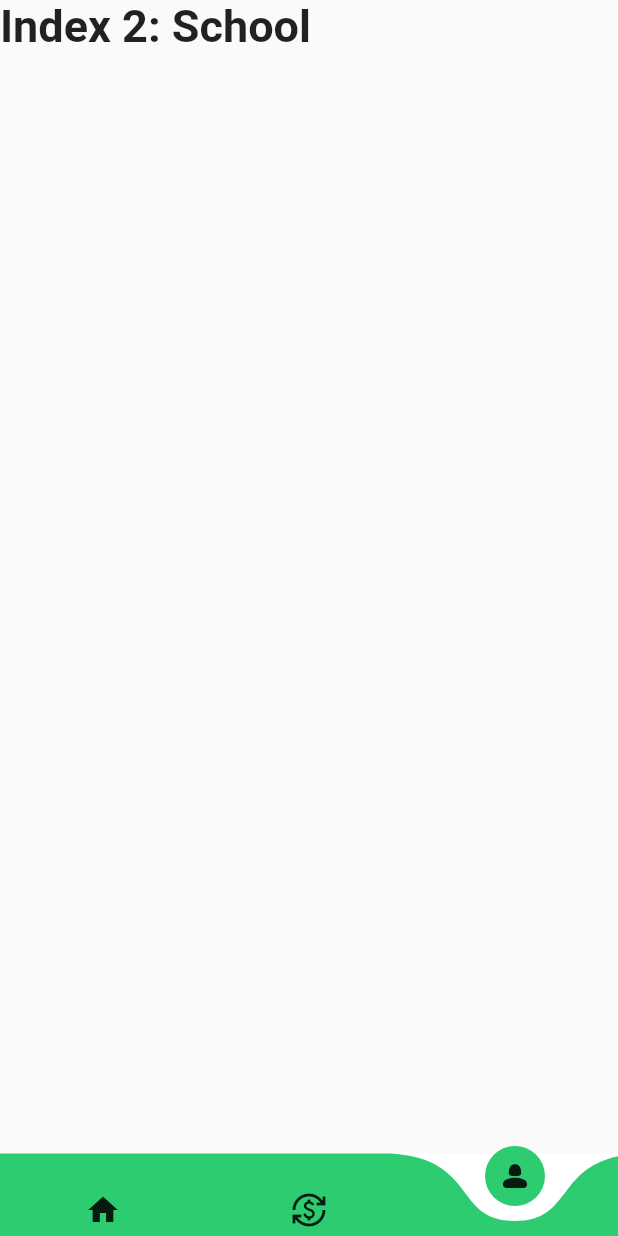
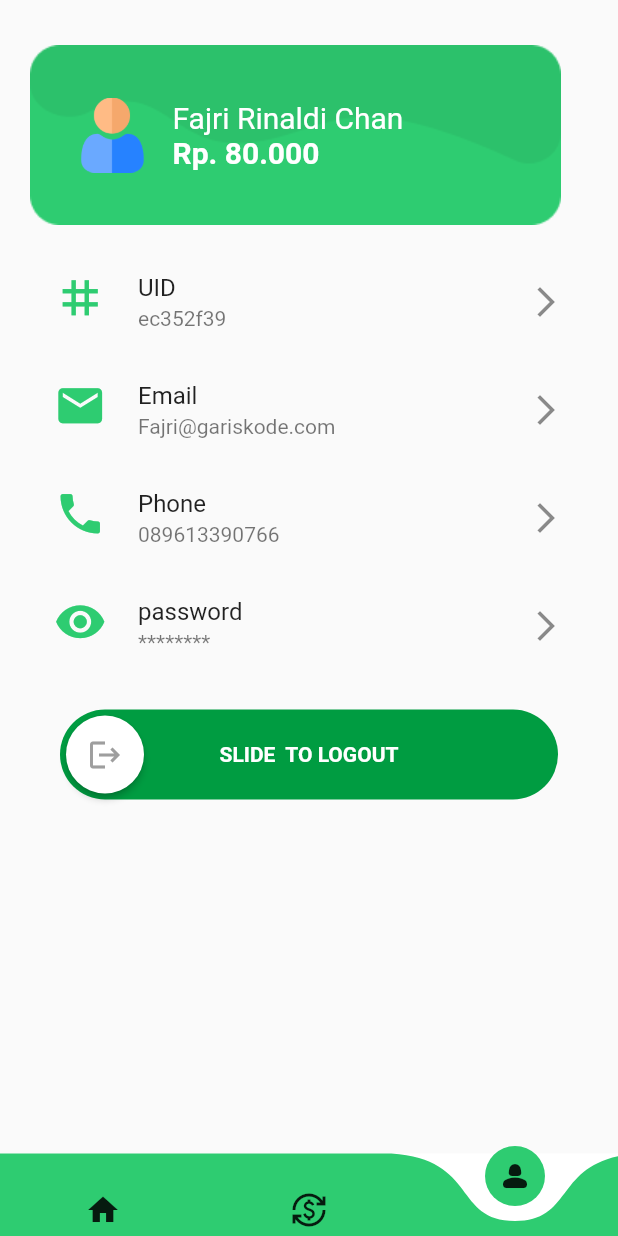
Before and after one commit to farinchan/e-parking-Mobile, a Flutter app: the BottomNavigation screen opened by its route, item 3 of the bottom bar chosen, on a phone screen of 412 x 824 dp. Run offline on Flutter 3.47's test engine with Material 2 defaults, Android fonts, the phone set to English and light mode, and no system bars; drawn by our look-alikes of curved_navigation_bar, swipeable_button_view; our stand-ins replace go_router; missing offline and left inert: dart:ffi.

Commit message:
tambah ui profile

```diff
--- a/lib/pages/bottom_navigation.dart
+++ b/lib/pages/bottom_navigation.dart
@@ -1,18 +1,14 @@
 import 'package:curved_navigation_bar/curved_navigation_bar.dart';
 import 'package:e_parking_mobile/color.dart';
 import 'package:e_parking_mobile/pages/home_page.dart';
+import 'package:e_parking_mobile/pages/profile_page.dart';
 import 'package:e_parking_mobile/provider/bottom_navigation_provider.dart';
 import 'package:flutter/material.dart';
 import 'package:provider/provider.dart';
 
-class BottomNavigation extends StatefulWidget {
+class BottomNavigation extends StatelessWidget {
   const BottomNavigation({super.key});
 
-  @override
-  State<BottomNavigation> createState() => _BottomNavigationState();
-}
-
-class _BottomNavigationState extends State<BottomNavigation> {
   static const TextStyle optionStyle =
       TextStyle(fontSize: 30, fontWeight: FontWeight.bold);
   static const List<Widget> _widgetOptions = <Widget>[
@@ -21,10 +17,7 @@ class _BottomNavigationState extends State<BottomNavigation> {
       'Index 1: Business',
       style: optionStyle,
     ),
-    Text(
-      'Index 2: School',
-      style: optionStyle,
-    ),
+    ProfilePage()
   ];
 
   @override
--- /dev/null
+++ b/lib/pages/profile_page.dart
@@ -0,0 +1,122 @@
+import 'package:e_parking_mobile/color.dart';
+import 'package:flutter/material.dart';
+import 'package:swipeable_button_view/swipeable_button_view.dart';
+
+class ProfilePage extends StatelessWidget {
+  const ProfilePage({super.key});
+
+  @override
+  Widget build(BuildContext context) {
+    return Scaffold(
+      body: SafeArea(
+          child: Padding(
+        padding: const EdgeInsets.symmetric(horizontal: 20),
+        child: Column(
+          crossAxisAlignment: CrossAxisAlignment.start,
+          children: [
+            SizedBox(height: 30),
+            Stack(
+              children: [
+                Image.asset("assets/images/ilustrasi3.png"),
+                Positioned.fill(
+                  left: 30,
+                  child: Align(
+                    alignment: Alignment.center,
+                    child: Row(
+                      crossAxisAlignment: CrossAxisAlignment.center,
+                      children: [
+                        Image.asset(
+                          "assets/images/user.png",
+                          width: 50,
+                        ),
+                        SizedBox(width: 15),
+                        Column(
+                          crossAxisAlignment: CrossAxisAlignment.start,
+                          mainAxisAlignment: MainAxisAlignment.center,
+                          children: [
+                            Text(
+                              "Fajri Rinaldi Chan",
+                              style: TextStyle(fontSize: 20, color: whiteColor),
+                            ),
+                            Text(
+                              "Rp. 80.000",
+                              style: TextStyle(
+                                  fontSize: 20,
+                                  color: whiteColor,
+                                  fontWeight: FontWeight.bold),
+                            ),
+                          ],
+                        ),
+                      ],
+                    ),
+                  ),
+                )
+              ],
+            ),
+            SizedBox(height: 15),
+            ListTile(
+              leading: Icon(
+                Icons.tag,
+                size: 35,
+                color: primaryColor,
+              ),
+              title: Text('UID'),
+              subtitle: Text('ec352f39'),
+              trailing: Icon(Icons.arrow_forward_ios),
+            ),
+            ListTile(
+              leading: Icon(
+                Icons.email,
+                size: 35,
+                color: primaryColor,
+              ),
+              title: Text('Email'),
+              subtitle: Text('Fajri@gariskode.com'),
+              trailing: Icon(Icons.arrow_forward_ios),
+            ),
+            ListTile(
+              leading: Icon(
+                Icons.phone,
+                size: 35,
+                color: primaryColor,
+              ),
+              title: Text('Phone'),
+              subtitle: Text('089613390766'),
+              trailing: Icon(Icons.arrow_forward_ios),
+            ),
+            ListTile(
+              leading: Icon(
+                Icons.remove_red_eye,
+                size: 35,
+                color: primaryColor,
+              ),
+              title: Text('password'),
+              subtitle: Text('********'),
+              trailing: Icon(Icons.arrow_forward_ios),
+            ),
+            Padding(
+              padding: const EdgeInsets.all(20),
+              child: Center(
+                child: SwipeableButtonView(
+                  buttonText: 'SLIDE  TO LOGOUT',
+                  buttonWidget: Container(
+                    child: Icon(
+                      Icons.logout,
+                      color: Colors.grey,
+                    ),
+                  ),
+                  activeColor: Color(0xFF009C41),
+                  isFinished: false,
+                  onWaitingProcess: () {
+                    Future.delayed(Duration(seconds: 2), () {});
+                  },
+                  onFinish: () async {},
+                ),
+              ),
+            )
+          ],
+        ),
+      )),
+    );
+  }
+}
--- a/pubspec.yaml
+++ b/pubspec.yaml
@@ -38,6 +38,7 @@ dependencies:
   provider: ^6.0.5
   curved_navigation_bar: ^1.0.3
   go_router: ^6.2.0
+  swipeable_button_view: ^0.0.2
 
 dev_dependencies:
   flutter_test:
```
Also changed, not shown: assets/images/user.png (added), pubspec.lock.
